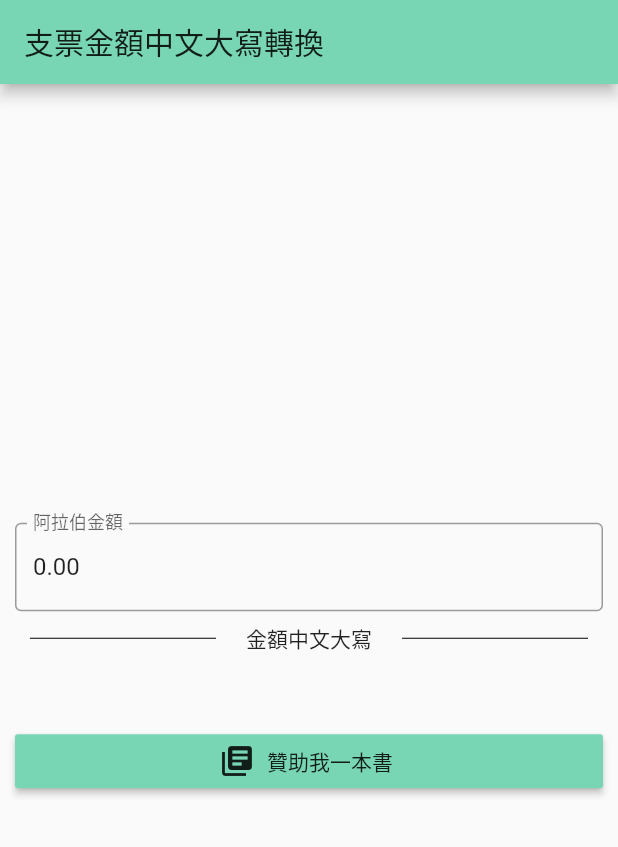
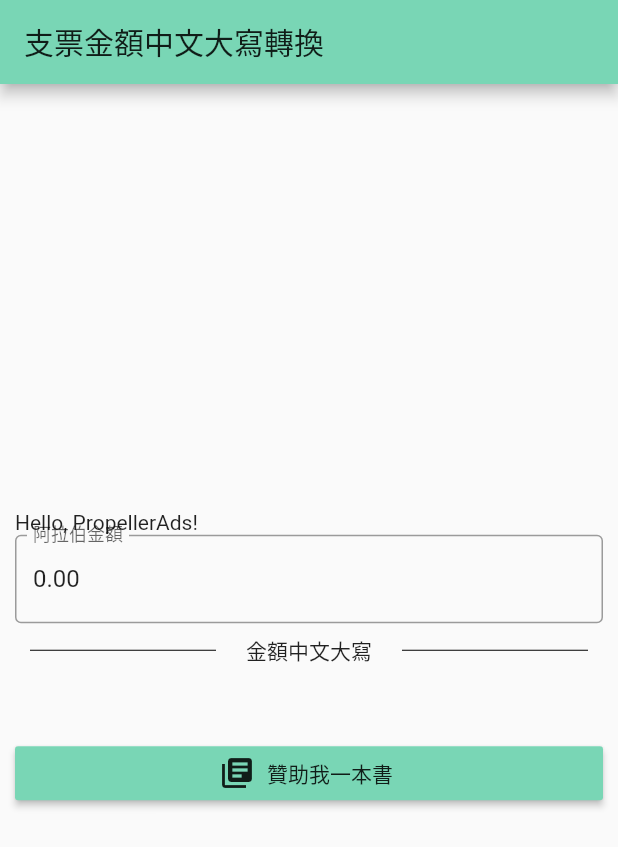
Before and after one commit to anthonychwong/Chinese-Cheque-Amount-Convertor, a Flutter app: the screen it shows after launch, on a phone screen of 412 x 824 dp. Shown: the top 847 px of the screen. Run offline on Flutter 3.47's test engine with Material 2 defaults, Android fonts, the phone set to English and light mode, and no system bars; our stand-ins replace flutter_masked_text.

Commit message:
PropellerAds registration (to be revert)

```diff
--- a/lib/main.dart
+++ b/lib/main.dart
@@ -101,6 +101,7 @@ class _MyHomePageState extends State<MyHomePage> {
           mainAxisAlignment: MainAxisAlignment.center,
           crossAxisAlignment: CrossAxisAlignment.stretch,
           children: <Widget>[
+            Text("Hello, PropellerAds!"),
             TextField(
                 decoration: InputDecoration(
                   border: OutlineInputBorder(),
```
